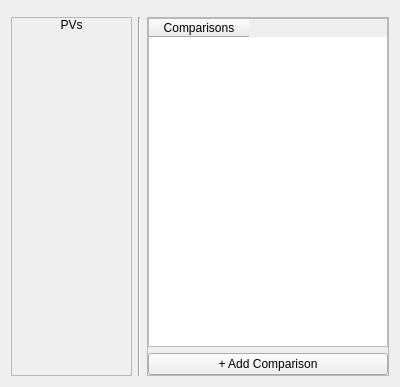
The window that atef/ui/pv_configuration_page.ui (pcdshub/atef) describes before a commit, drawn with Qt 5.
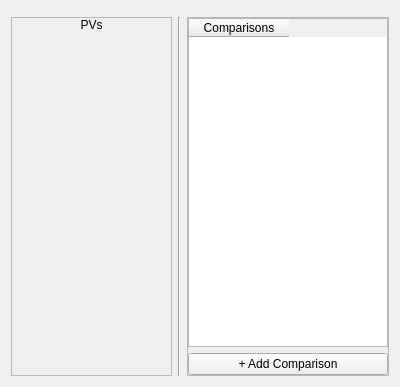
The same window after the commit.

```diff
--- a/atef/ui/pv_configuration_page.ui
+++ b/atef/ui/pv_configuration_page.ui
@@ -33,7 +33,7 @@
       <widget class="QFrame" name="pvs_frame">
        <property name="sizePolicy">
         <sizepolicy hsizetype="Preferred" vsizetype="Preferred">
-         <horstretch>1</horstretch>
+         <horstretch>8</horstretch>
          <verstretch>0</verstretch>
         </sizepolicy>
        </property>
@@ -114,7 +114,7 @@
       <widget class="QFrame" name="comparison_frame">
        <property name="sizePolicy">
         <sizepolicy hsizetype="Preferred" vsizetype="Preferred">
-         <horstretch>2</horstretch>
+         <horstretch>10</horstretch>
          <verstretch>0</verstretch>
         </sizepolicy>
        </property>
```
